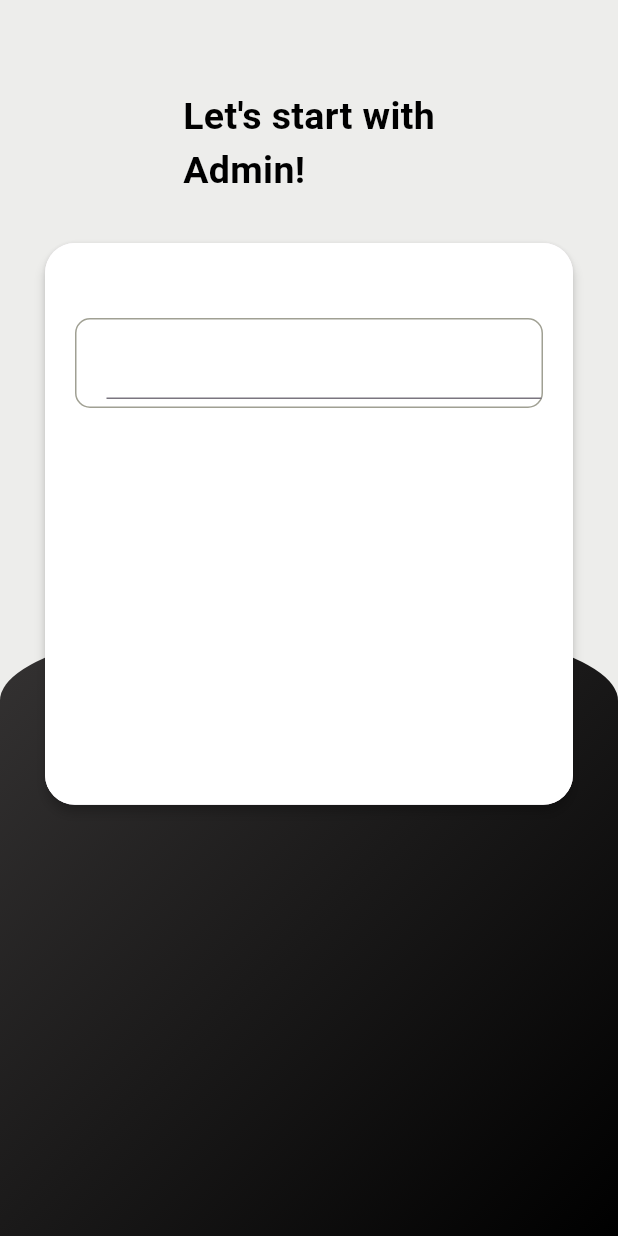
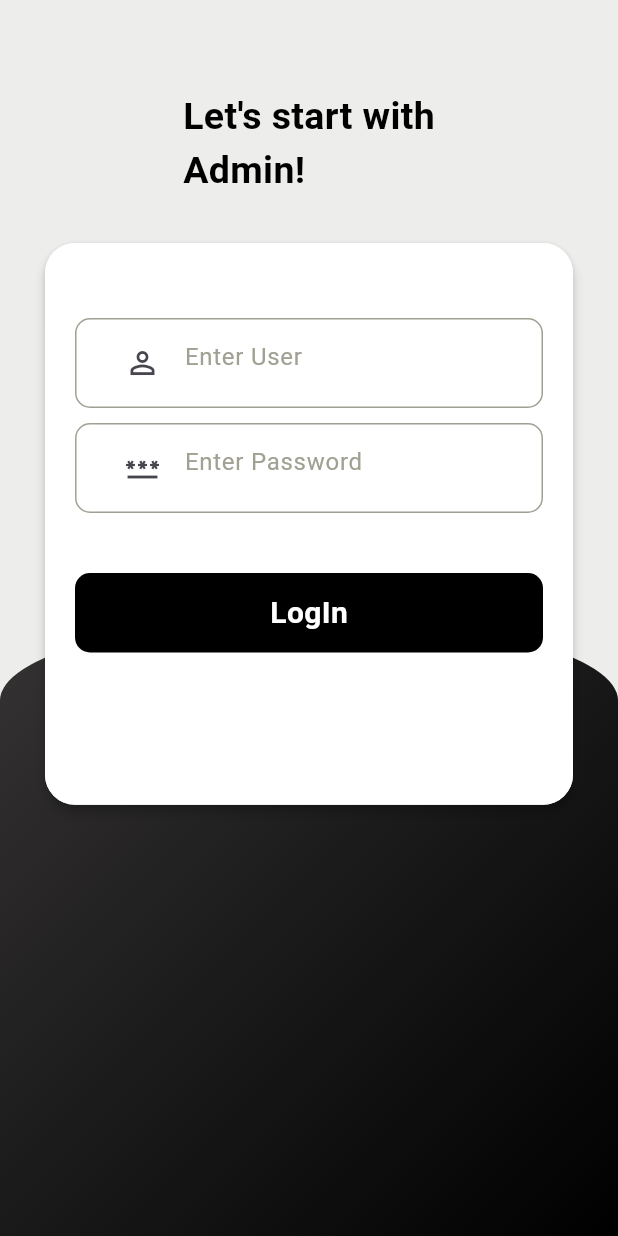
Before and after one commit to RabiusRaju/onlineGroceryShopeFlutter, a Flutter app: the screen it shows after launch, on a phone screen of 412 x 824 dp. Run offline on Flutter 3.47's test engine with Material 3 defaults, Android fonts, the phone set to English and light mode, and no system bars; our stand-ins replace cloud_firestore, curved_navigation_bar, firebase_auth, firebase_core, random_string, shared_preferences; missing offline and left inert: flutter_stripe; accounts and stored records are empty.

Commit message:
admin login done !!

```diff
--- a/lib/admin/admin_login.dart
+++ b/lib/admin/admin_login.dart
@@ -1,4 +1,9 @@
+import 'package:cloud_firestore/cloud_firestore.dart';
 import 'package:flutter/material.dart';
+import 'package:online_shop/pages/login.dart';
+import 'package:online_shop/pages/wallet.dart';
+
+import '../pages/bottomnav.dart';
 
 class AdminLogin extends StatefulWidget {
   const AdminLogin({super.key});
@@ -8,20 +13,19 @@ class AdminLogin extends StatefulWidget {
 }
 
 class _AdminLoginState extends State<AdminLogin> {
-
   final GlobalKey<FormState> _formKey = GlobalKey<FormState>();
   TextEditingController usernameController = TextEditingController();
-
+  TextEditingController passwordController = TextEditingController();
 
   @override
   Widget build(BuildContext context) {
     return Scaffold(
       backgroundColor: const Color(0xFFededeb),
-      body: Container(
-        child: Stack(
+      body: Stack(
         children: [
           Container(
-              margin: EdgeInsets.only(top: MediaQuery.of(context).size.height / 2),
+            margin:
+                EdgeInsets.only(top: MediaQuery.of(context).size.height / 2),
             padding: const EdgeInsets.only(top: 45.0, left: 20.0, right: 20.0),
             height: MediaQuery.of(context).size.height,
             width: MediaQuery.of(context).size.width,
@@ -36,49 +40,155 @@ class _AdminLoginState extends State<AdminLogin> {
           ),
           Container(
             margin: const EdgeInsets.only(left: 30.0, right: 30.0, top: 60.0),
-              child: Form(child: Column(
+            child: Form(
+              key: _formKey,
+              child: Column(
                 children: [
-                  const Text("Let's start with\nAdmin!", style: TextStyle(color: Colors.black, fontSize: 25.0, fontWeight: FontWeight.bold),),
-                  const SizedBox(height: 30.0,),
+                  const Text(
+                    "Let's start with\nAdmin!",
+                    style: TextStyle(
+                        color: Colors.black,
+                        fontSize: 25.0,
+                        fontWeight: FontWeight.bold),
+                  ),
+                  const SizedBox(
+                    height: 30.0,
+                  ),
                   Material(
                     elevation: 3.0,
                     borderRadius: BorderRadius.circular(20),
                     child: Container(
-                      height: MediaQuery.of(context).size.height/2.2,
+                      height: MediaQuery.of(context).size.height / 2.2,
                       decoration: BoxDecoration(
                         color: Colors.white,
                         borderRadius: BorderRadius.circular(20),
                       ),
-                      child: Column(children: [
-                        const SizedBox(height: 50.0,),
+                      child: Column(
+                        children: [
+                          const SizedBox(
+                            height: 50.0,
+                          ),
                           Container(
-                          padding: EdgeInsets.only(left: 20.0, top: 5.0, bottom: 5.0),
-                          margin: EdgeInsets.symmetric(horizontal: 20.0),
+                            padding: const EdgeInsets.only(
+                                left: 20.0, top: 5.0, bottom: 5.0),
+                            margin:
+                                const EdgeInsets.symmetric(horizontal: 20.0),
                             decoration: BoxDecoration(
-                            border: Border.all(color: Color.fromARGB(255, 160, 160, 147)),
-                            borderRadius: BorderRadius.circular(10)
-                          ),
+                                border: Border.all(
+                                    color: const Color.fromARGB(
+                                        255, 160, 160, 147)),
+                                borderRadius: BorderRadius.circular(10)),
                             child: Center(
                               child: TextFormField(
                                 controller: usernameController,
-                              validator: (value){
-                                if(value==null || value.isEmpty){
+                                validator: (value) {
+                                  if (value == null || value.isEmpty) {
                                     return 'Please Enter User Name';
                                   }
                                 },
+                                decoration: const InputDecoration(
+                                    border: InputBorder.none,
+                                    hintText: "Enter User",
+                                    prefixIcon: Icon(Icons.person_outline),
+                                    hintStyle: TextStyle(
+                                        color: Color.fromARGB(
+                                            255, 160, 160, 147))),
                               ),
                             ),
-                        )
-                      ],),
                           ),
-                  )
-                ],
-              ),),
-
+                          const SizedBox(
+                            height: 10.0,
+                          ),
+                          Container(
+                            padding: const EdgeInsets.only(
+                                left: 20.0, top: 5.0, bottom: 5.0),
+                            margin:
+                                const EdgeInsets.symmetric(horizontal: 20.0),
+                            decoration: BoxDecoration(
+                                border: Border.all(
+                                    color: const Color.fromARGB(
+                                        255, 160, 160, 147)),
+                                borderRadius: BorderRadius.circular(10)),
+                            child: Center(
+                              child: TextFormField(
+                                controller: passwordController,
+                                validator: (value) {
+                                  if (value == null || value.isEmpty) {
+                                    return 'Please Enter Password';
+                                  }
+                                },
+                                decoration: const InputDecoration(
+                                    border: InputBorder.none,
+                                    hintText: "Enter Password",
+                                    prefixIcon: Icon(Icons.password_outlined),
+                                    hintStyle: TextStyle(
+                                        color: Color.fromARGB(
+                                            255, 160, 160, 147))),
+                              ),
+                            ),
+                          ),
+                          const SizedBox(
+                            height: 40.0,
+                          ),
+                          GestureDetector(
+                            onTap: () {
+                              loginAdmin();
+                            },
+                            child: Container(
+                              padding:
+                                  const EdgeInsets.symmetric(vertical: 12.0),
+                              margin:
+                                  const EdgeInsets.symmetric(horizontal: 20.0),
+                              width: MediaQuery.of(context).size.width,
+                              decoration: BoxDecoration(
+                                  color: Colors.black,
+                                  borderRadius: BorderRadius.circular(10)),
+                              child: const Center(
+                                child: Text(
+                                  "LogIn",
+                                  style: TextStyle(
+                                      color: Colors.white,
+                                      fontSize: 20.0,
+                                      fontWeight: FontWeight.bold),
+                                ),
+                              ),
+                            ),
                           )
                         ],
                       ),
                     ),
+                  )
+                ],
+              ),
+            ),
+          )
+        ],
+      ),
     );
   }
+
+  loginAdmin() {
+    FirebaseFirestore.instance.collection("admin").get().then((snapshot) => {
+          snapshot.docs.forEach((result) {
+            if (result.data()['id'] != usernameController.text.trim()) {
+              ScaffoldMessenger.of(context).showSnackBar((const SnackBar(
+                  backgroundColor: Colors.orangeAccent,
+                  content: Text(
+                    "Your id is not correct",
+                    style: TextStyle(fontSize: 18.0, color: Colors.black),
+                  ))));
+            } else if (result.data()['password'] != passwordController.text.trim()) {
+              ScaffoldMessenger.of(context).showSnackBar((const SnackBar(
+                  backgroundColor: Colors.orangeAccent,
+                  content: Text(
+                    "Your password is not correct",
+                    style: TextStyle(fontSize: 18.0, color: Colors.black),
+                  ))));
+            } else {
+              Route route = MaterialPageRoute(builder: (context) => const BottomNav());
+              Navigator.pushReplacement(context, route);
             }
+          })
+        });
+  }
+}
```
Also changed, not shown: 4 other files. Lines whose indentation alone changed are shown as unchanged.
